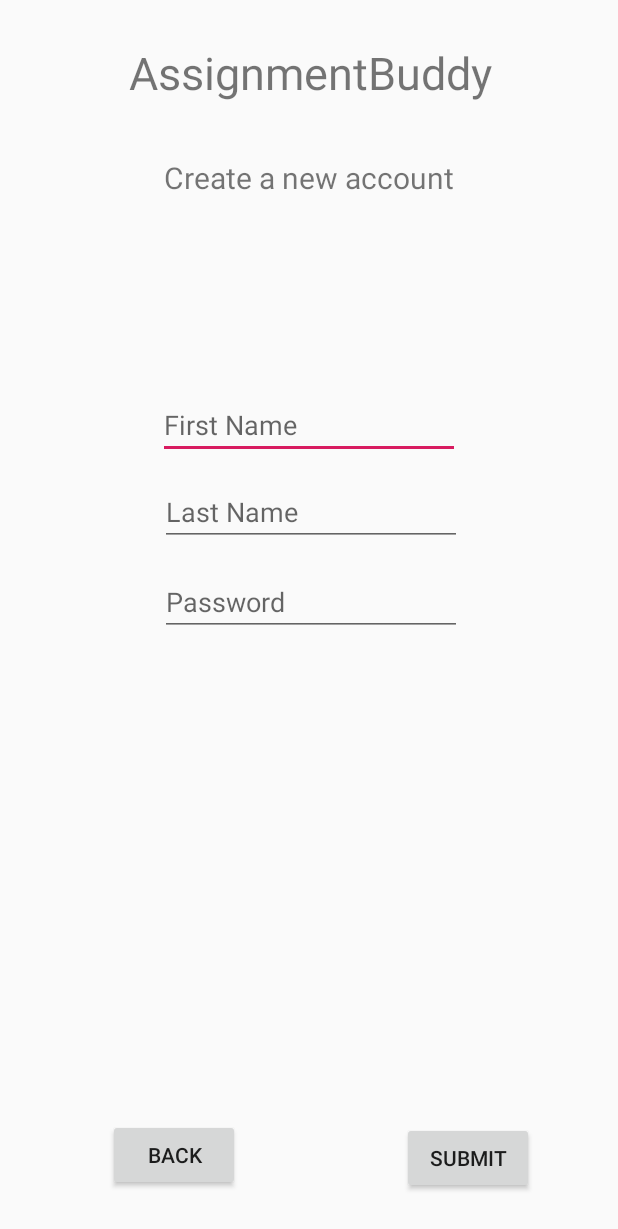
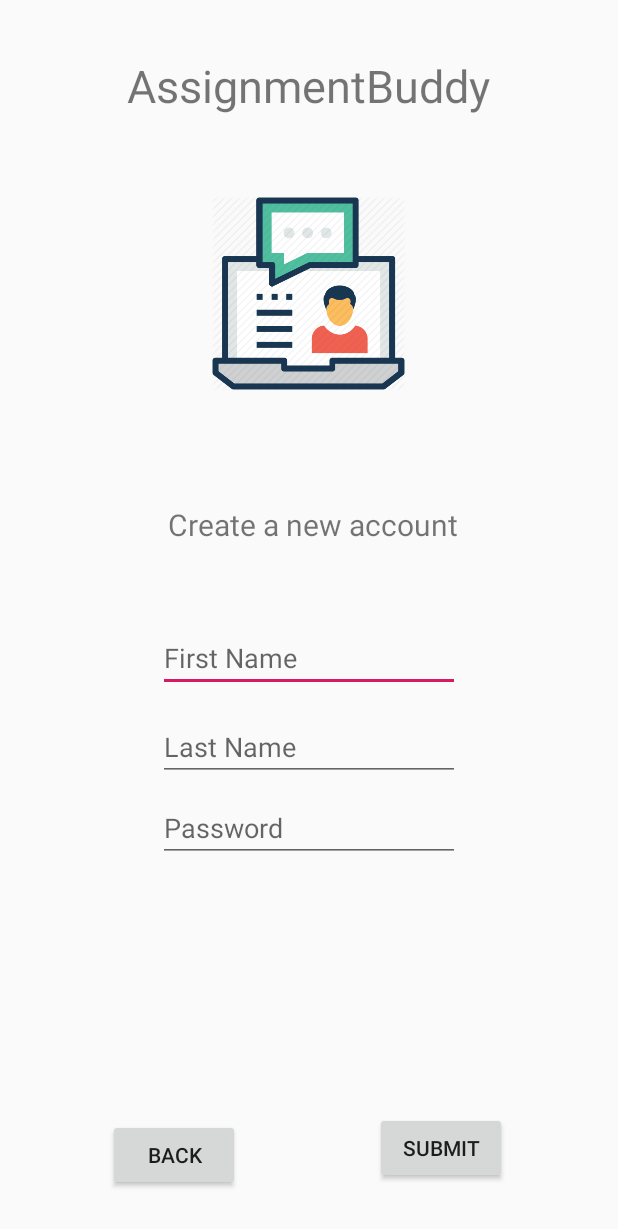
Before and after one commit to sicuriellovir/AssignmentBuddy, an Android app: the layout fragment_info_screen.xml on its own in the app's theme, with its tools: preview values and no code run, on a phone screen of 412 x 824 dp. Shown: the top 1229 px of the screen. Run offline under Robolectric (Android 15) with nearby library versions, the phone set to English and light mode, and no system bars.

Commit message:
Updated fragment_info_screen.xml

```diff
--- a/app/src/main/res/layout/fragment_info_screen.xml
+++ b/app/src/main/res/layout/fragment_info_screen.xml
@@ -13,52 +13,77 @@
         android:id="@+id/fragment_title"
         android:layout_width="wrap_content"
         android:layout_height="wrap_content"
-        android:layout_marginEnd="84dp"
-        android:layout_marginRight="84dp"
+        android:layout_marginStart="123dp"
+        android:layout_marginLeft="123dp"
+        android:layout_marginEnd="124dp"
+        android:layout_marginRight="124dp"
         android:text="@string/fragment_header"
         android:textSize="30sp"
         app:layout_constraintBottom_toBottomOf="parent"
         app:layout_constraintEnd_toEndOf="parent"
+        app:layout_constraintStart_toStartOf="parent"
         app:layout_constraintTop_toTopOf="parent"
-        app:layout_constraintVertical_bias="0.036" />
+        app:layout_constraintVertical_bias="0.047" />
+
+    <ImageView
+        android:id="@+id/imageView"
+        android:layout_width="130dp"
+        android:layout_height="214dp"
+        android:layout_marginStart="180dp"
+        android:layout_marginLeft="180dp"
+        android:layout_marginTop="11dp"
+        android:layout_marginEnd="181dp"
+        android:layout_marginRight="181dp"
+        android:scaleType="fitCenter"
+        android:src="@drawable/chat_icon_5"
+        app:layout_constraintEnd_toEndOf="parent"
+        app:layout_constraintStart_toStartOf="parent"
+        app:layout_constraintTop_toBottomOf="@+id/fragment_title" />
 
     <EditText
         android:id="@+id/first_name_edit_text"
         android:layout_width="201dp"
         android:layout_height="40dp"
-        android:layout_marginEnd="105dp"
-        android:layout_marginRight="105dp"
-        android:layout_marginBottom="518dp"
+        android:layout_marginStart="145dp"
+        android:layout_marginLeft="145dp"
+        android:layout_marginTop="58dp"
+        android:layout_marginEnd="145dp"
+        android:layout_marginRight="145dp"
         android:hint="First Name"
         android:inputType="text"
-        app:layout_constraintBottom_toBottomOf="parent"
-        app:layout_constraintEnd_toEndOf="parent" />
+        app:layout_constraintEnd_toEndOf="parent"
+        app:layout_constraintStart_toStartOf="parent"
+        app:layout_constraintTop_toBottomOf="@+id/create_account_text" />
 
     <EditText
         android:id="@+id/last_name_edit_text"
         android:layout_width="201dp"
         android:layout_height="40dp"
-        android:layout_marginStart="104dp"
-        android:layout_marginEnd="104dp"
-        android:layout_marginRight="104dp"
-        android:layout_marginBottom="460dp"
+        android:layout_marginStart="145dp"
+        android:layout_marginLeft="145dp"
+        android:layout_marginTop="19dp"
+        android:layout_marginEnd="145dp"
+        android:layout_marginRight="145dp"
         android:hint="Last Name"
         android:inputType="text"
-        app:layout_constraintBottom_toBottomOf="parent"
-        app:layout_constraintEnd_toEndOf="parent" />
+        app:layout_constraintEnd_toEndOf="parent"
+        app:layout_constraintStart_toStartOf="parent"
+        app:layout_constraintTop_toBottomOf="@+id/first_name_edit_text" />
 
     <EditText
         android:id="@+id/password_edit_text"
         android:layout_width="201dp"
         android:layout_height="40dp"
-        android:layout_marginStart="104dp"
-        android:layout_marginEnd="104dp"
-        android:layout_marginRight="104dp"
-        android:layout_marginBottom="400dp"
+        android:layout_marginStart="145dp"
+        android:layout_marginLeft="145dp"
+        android:layout_marginTop="14dp"
+        android:layout_marginEnd="145dp"
+        android:layout_marginRight="145dp"
         android:hint="Password"
         android:inputType="textPassword"
-        app:layout_constraintBottom_toBottomOf="parent"
-        app:layout_constraintEnd_toEndOf="parent" />
+        app:layout_constraintEnd_toEndOf="parent"
+        app:layout_constraintStart_toStartOf="parent"
+        app:layout_constraintTop_toBottomOf="@+id/last_name_edit_text" />
 
     <Button
         android:id="@+id/back_button"
@@ -75,26 +100,28 @@
         android:id="@+id/submit_button"
         android:layout_width="wrap_content"
         android:layout_height="wrap_content"
-        android:layout_marginStart="268dp"
-        android:layout_marginLeft="268dp"
-        android:layout_marginBottom="28dp"
+        android:layout_marginTop="162dp"
+        android:layout_marginEnd="74dp"
+        android:layout_marginRight="74dp"
+        android:layout_marginBottom="30dp"
         android:text="Submit"
         app:layout_constraintBottom_toBottomOf="parent"
-        app:layout_constraintStart_toStartOf="parent" />
+        app:layout_constraintEnd_toEndOf="parent"
+        app:layout_constraintTop_toBottomOf="@+id/password_edit_text" />
 
     <TextView
         android:id="@+id/create_account_text"
         android:layout_width="wrap_content"
         android:layout_height="wrap_content"
-        android:layout_marginStart="107dp"
-        android:layout_marginLeft="107dp"
-        android:layout_marginTop="36dp"
-        android:layout_marginEnd="108dp"
-        android:layout_marginRight="108dp"
+        android:layout_marginStart="150dp"
+        android:layout_marginLeft="148dp"
+        android:layout_marginTop="33dp"
+        android:layout_marginEnd="145dp"
+        android:layout_marginRight="147dp"
         android:text="Create a new account"
         android:textSize="20sp"
         app:layout_constraintEnd_toEndOf="parent"
         app:layout_constraintStart_toStartOf="parent"
-        app:layout_constraintTop_toBottomOf="@+id/fragment_title" />
+        app:layout_constraintTop_toBottomOf="@+id/imageView" />
 
 </androidx.constraintlayout.widget.ConstraintLayout>
```
